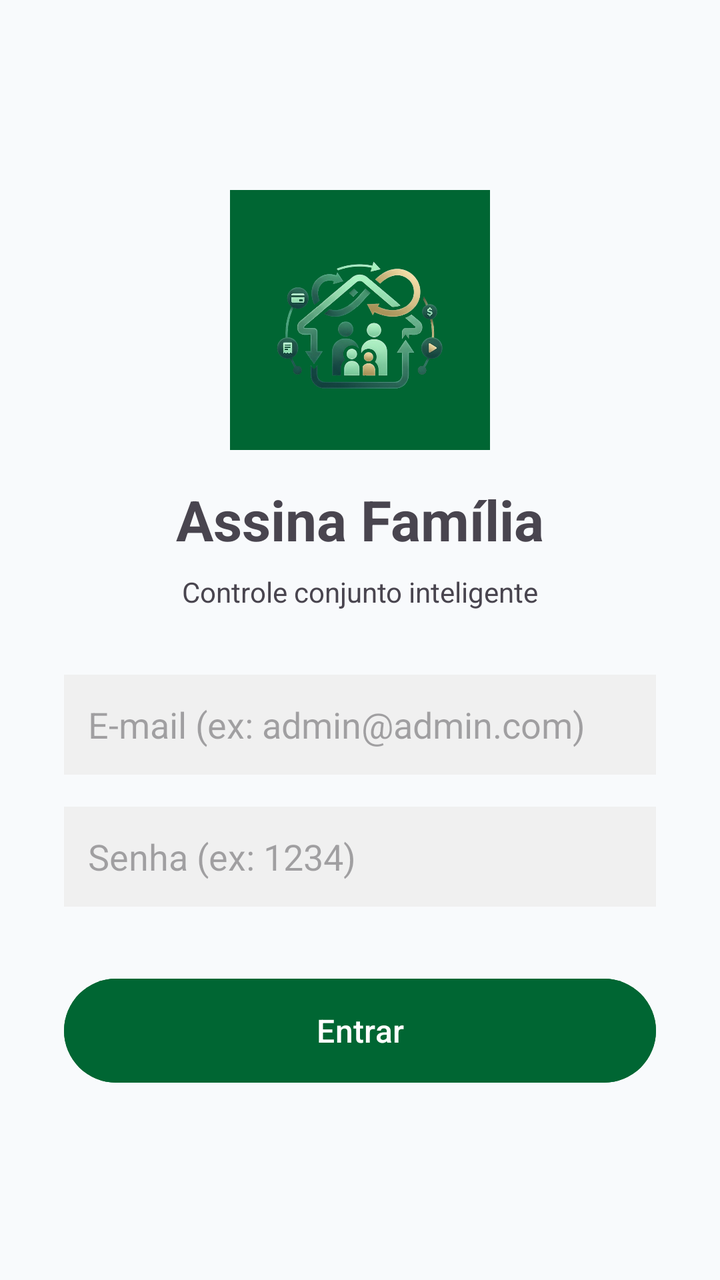
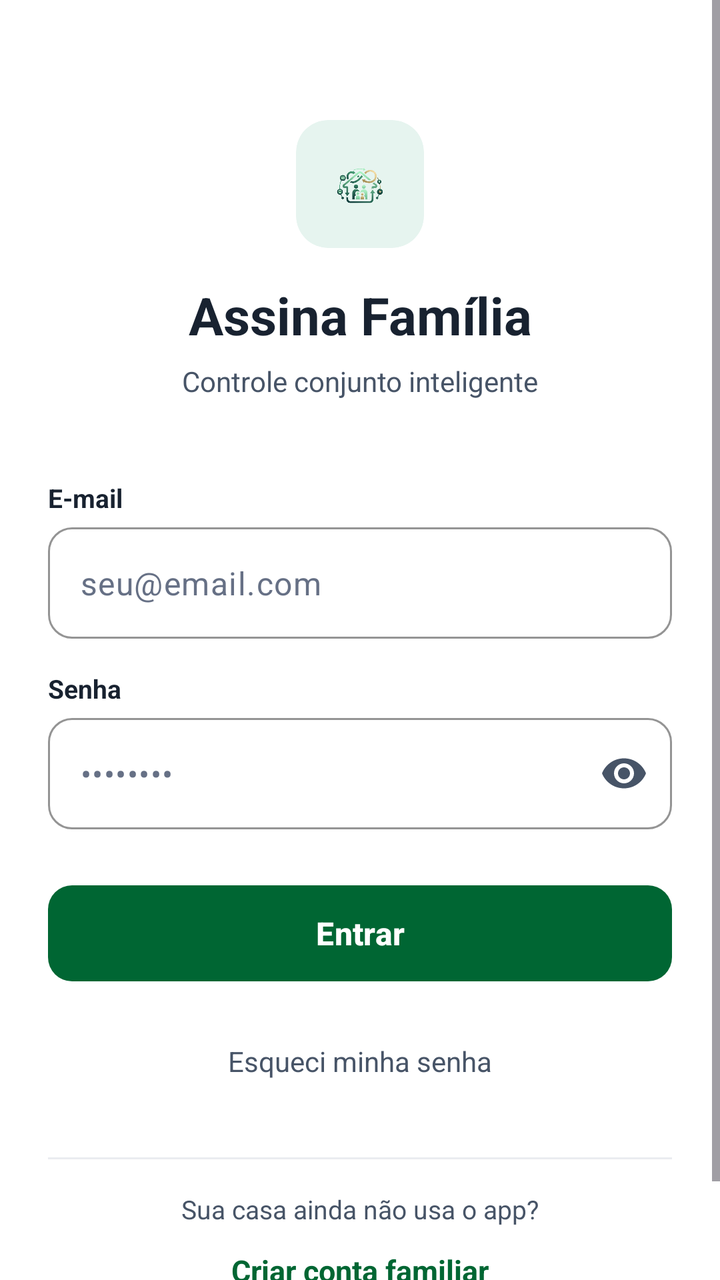

An Android layout rendered at two revisions. The XML below is the earlier revision; the diff shows what the commit changed to produce the second picture.
<!-- AndroidManifest.xml: application theme Theme.AssinaFamilia -->
<!-- res/layout/activity_main.xml -->
<?xml version="1.0" encoding="utf-8"?>
<androidx.constraintlayout.widget.ConstraintLayout xmlns:android="http://schemas.android.com/apk/res/android"
    xmlns:app="http://schemas.android.com/apk/res-auto"
    xmlns:tools="http://schemas.android.com/tools"
    android:layout_width="match_parent"
    android:layout_height="match_parent"
    android:padding="32dp">

    <ImageView
        android:id="@+id/imageView"
        android:layout_width="130dp"
        android:layout_height="130dp"
        android:background="#006633"
        android:src="@drawable/assinalogo"
        app:layout_constraintBottom_toTopOf="@+id/textTitle"
        app:layout_constraintEnd_toEndOf="parent"
        app:layout_constraintStart_toStartOf="parent"
        app:layout_constraintTop_toTopOf="parent"
        app:layout_constraintVertical_chainStyle="packed" />

    <TextView
        android:id="@+id/textTitle"
        android:layout_width="wrap_content"
        android:layout_height="wrap_content"
        android:layout_marginTop="16dp"
        android:text="@string/app_name"
        android:textSize="28sp"
        android:textStyle="bold"
        app:layout_constraintBottom_toTopOf="@+id/textSubtitle"
        app:layout_constraintEnd_toEndOf="parent"
        app:layout_constraintStart_toStartOf="parent"
        app:layout_constraintTop_toBottomOf="@+id/imageView" />

    <TextView
        android:id="@+id/textSubtitle"
        android:layout_width="wrap_content"
        android:layout_height="wrap_content"
        android:layout_marginTop="8dp"
        android:layout_marginBottom="32dp"
        android:text="@string/controle_conjunto_inteligente"
        android:textSize="14sp"
        app:layout_constraintBottom_toTopOf="@+id/editEmail"
        app:layout_constraintEnd_toEndOf="parent"
        app:layout_constraintStart_toStartOf="parent"
        app:layout_constraintTop_toBottomOf="@+id/textTitle" />

    <EditText
        android:id="@+id/editEmail"
        android:layout_width="0dp"
        android:layout_height="50dp"
        android:layout_marginBottom="16dp"
        android:background="#F0F0F0"
        android:hint="@string/e_mail_exemplo"
        android:inputType="textEmailAddress"
        android:padding="12dp"
        app:layout_constraintBottom_toTopOf="@+id/editSenha"
        app:layout_constraintEnd_toEndOf="parent"
        app:layout_constraintStart_toStartOf="parent"
        app:layout_constraintTop_toBottomOf="@+id/textSubtitle" />

    <EditText
        android:id="@+id/editSenha"
        android:layout_width="0dp"
        android:layout_height="50dp"
        android:layout_marginBottom="32dp"
        android:background="#F0F0F0"
        android:hint="@string/senha_exemplo"
        android:inputType="textPassword"
        android:padding="12dp"
        app:layout_constraintBottom_toTopOf="@+id/btnEntrar"
        app:layout_constraintEnd_toEndOf="parent"
        app:layout_constraintStart_toStartOf="parent"
        app:layout_constraintTop_toBottomOf="@+id/editEmail" />

    <Button
        android:id="@+id/btnEntrar"
        android:layout_width="0dp"
        android:layout_height="60dp"
        android:backgroundTint="#006633"
        android:text="@string/btnentrar"
        android:textColor="#FFFFFF"
        android:textSize="16sp"
        app:layout_constraintBottom_toBottomOf="parent"
        app:layout_constraintEnd_toEndOf="parent"
        app:layout_constraintStart_toStartOf="parent"
        app:layout_constraintTop_toBottomOf="@+id/editSenha" />

</androidx.constraintlayout.widget.ConstraintLayout>
<!-- resources referenced by this layout -->
<resources>
  <!-- drawable assinalogo: png bitmap (drawable, 921009 bytes) -->
  <string name="app_name">Assina Família</string>
  <string name="btnentrar">Entrar</string>
  <string name="controle_conjunto_inteligente">Controle conjunto inteligente</string>
  <string name="e_mail_exemplo">E-mail (ex: admin@admin.com)</string>
  <string name="senha_exemplo">Senha (ex: 1234)</string>
  <style name="Theme.AssinaFamilia" parent="Base.Theme.AssinaFamilia" />
  <style name="Base.Theme.AssinaFamilia" parent="Theme.Material3.Light.NoActionBar">
          <item name="colorPrimary">@color/cor_verde_escuro</item>
          <item name="colorOnPrimary">@color/white</item>
          <item name="colorPrimaryContainer">@color/cor_verde_claro</item>
          <item name="colorOnPrimaryContainer">@color/cor_verde_escuro</item>
          <item name="colorSecondary">@color/cor_verde_primario</item>
          <item name="colorOnSecondary">@color/white</item>
          <item name="colorSecondaryContainer">@color/cor_verde_claro</item>
          <item name="colorOnSecondaryContainer">@color/cor_verde_primario</item>
          <item name="colorTertiary">@color/cor_terciaria</item>
          <item name="colorOnTertiary">@color/white</item>
          <item name="colorTertiaryContainer">@color/cor_selo_membro_fundo</item>
          <item name="colorOnTertiaryContainer">@color/cor_selo_membro</item>
          <item name="android:colorBackground">@color/cor_fundo_tela</item>
          <item name="colorOnBackground">@color/cor_texto_primario</item>
          <item name="colorSurface">@color/cor_fundo_cartao</item>
          <item name="colorOnSurface">@color/cor_texto_primario</item>
          <item name="colorSurfaceVariant">@color/cor_fundo_secundario</item>
          <item name="colorOnSurfaceVariant">@color/cor_texto_secundario</item>
          <item name="colorOutline">@color/cor_borda_sutil</item>
          <item name="colorError">@color/cor_status_atrasado</item>
          <item name="colorOnError">@color/white</item>
          <item name="colorErrorContainer">@color/cor_status_atrasado_fundo</item>
          <item name="colorOnErrorContainer">@color/cor_status_atrasado</item>
          <item name="android:statusBarColor">@color/cor_fundo_tela</item>
          <item name="android:windowLightStatusBar">true</item>
      </style>
  <color name="cor_verde_escuro">#006633</color>
  <color name="white">#FFFFFFFF</color>
  <color name="cor_verde_claro">#E6F4EF</color>
  <color name="cor_verde_primario">#00805A</color>
  <color name="cor_terciaria">#0284C7</color>
  <color name="cor_selo_membro_fundo">#EFF8FF</color>
  <color name="cor_selo_membro">#175CD3</color>
  <color name="cor_fundo_tela">#F8FAFC</color>
  <color name="cor_texto_primario">#182230</color>
  <color name="cor_fundo_cartao">#FFFFFF</color>
  <color name="cor_fundo_secundario">#EEF2F6</color>
  <color name="cor_texto_secundario">#475467</color>
  <color name="cor_borda_sutil">#EAECF0</color>
  <color name="cor_status_atrasado">#D32F2F</color>
  <color name="cor_status_atrasado_fundo">#FFEBEE</color>
</resources>

<!-- the commit's change to res/layout/activity_main.xml (unified diff, before → after) -->
@@ -1,88 +1,231 @@
-<?xml version="1.0" encoding="utf-8"?>
-<androidx.constraintlayout.widget.ConstraintLayout xmlns:android="http://schemas.android.com/apk/res/android"
+<ScrollView xmlns:android="http://schemas.android.com/apk/res/android"
     xmlns:app="http://schemas.android.com/apk/res-auto"
-    xmlns:tools="http://schemas.android.com/tools"
     android:layout_width="match_parent"
     android:layout_height="match_parent"
-    android:padding="32dp">
-
-    <ImageView
-        android:id="@+id/imageView"
-        android:layout_width="130dp"
-        android:layout_height="130dp"
-        android:background="#006633"
-        android:src="@drawable/assinalogo"
-        app:layout_constraintBottom_toTopOf="@+id/textTitle"
-        app:layout_constraintEnd_toEndOf="parent"
-        app:layout_constraintStart_toStartOf="parent"
-        app:layout_constraintTop_toTopOf="parent"
-        app:layout_constraintVertical_chainStyle="packed" />
-
-    <TextView
-        android:id="@+id/textTitle"
-        android:layout_width="wrap_content"
+    android:background="@color/cor_fundo_cartao"
+    android:fillViewport="true">
+
+    <androidx.constraintlayout.widget.ConstraintLayout
+        android:layout_width="match_parent"
         android:layout_height="wrap_content"
-        android:layout_marginTop="16dp"
-        android:text="@string/app_name"
-        android:textSize="28sp"
-        android:textStyle="bold"
-        app:layout_constraintBottom_toTopOf="@+id/textSubtitle"
-        app:layout_constraintEnd_toEndOf="parent"
-        app:layout_constraintStart_toStartOf="parent"
-        app:layout_constraintTop_toBottomOf="@+id/imageView" />
-
-    <TextView
-        android:id="@+id/textSubtitle"
-        android:layout_width="wrap_content"
-        android:layout_height="wrap_content"
-        android:layout_marginTop="8dp"
-        android:layout_marginBottom="32dp"
-        android:text="@string/controle_conjunto_inteligente"
-        android:textSize="14sp"
-        app:layout_constraintBottom_toTopOf="@+id/editEmail"
-        app:layout_constraintEnd_toEndOf="parent"
-        app:layout_constraintStart_toStartOf="parent"
-        app:layout_constraintTop_toBottomOf="@+id/textTitle" />
-
-    <EditText
-        android:id="@+id/editEmail"
-        android:layout_width="0dp"
-        android:layout_height="50dp"
-        android:layout_marginBottom="16dp"
-        android:background="#F0F0F0"
-        android:hint="@string/e_mail_exemplo"
-        android:inputType="textEmailAddress"
-        android:padding="12dp"
-        app:layout_constraintBottom_toTopOf="@+id/editSenha"
-        app:layout_constraintEnd_toEndOf="parent"
-        app:layout_constraintStart_toStartOf="parent"
-        app:layout_constraintTop_toBottomOf="@+id/textSubtitle" />
-
-    <EditText
-        android:id="@+id/editSenha"
-        android:layout_width="0dp"
-        android:layout_height="50dp"
-        android:layout_marginBottom="32dp"
-        android:background="#F0F0F0"
-        android:hint="@string/senha_exemplo"
-        android:inputType="textPassword"
-        android:padding="12dp"
-        app:layout_constraintBottom_toTopOf="@+id/btnEntrar"
-        app:layout_constraintEnd_toEndOf="parent"
-        app:layout_constraintStart_toStartOf="parent"
-        app:layout_constraintTop_toBottomOf="@+id/editEmail" />
-
-    <Button
-        android:id="@+id/btnEntrar"
-        android:layout_width="0dp"
-        android:layout_height="60dp"
-        android:backgroundTint="#006633"
-        android:text="@string/btnentrar"
-        android:textColor="#FFFFFF"
-        android:textSize="16sp"
-        app:layout_constraintBottom_toBottomOf="parent"
-        app:layout_constraintEnd_toEndOf="parent"
-        app:layout_constraintStart_toStartOf="parent"
-        app:layout_constraintTop_toBottomOf="@+id/editSenha" />
-
-</androidx.constraintlayout.widget.ConstraintLayout>
+        android:padding="24dp">
+
+        <com.google.android.material.card.MaterialCardView
+            android:id="@+id/cardLogo"
+            android:layout_width="64dp"
+            android:layout_height="64dp"
+            android:layout_marginTop="36dp"
+            app:cardBackgroundColor="@color/cor_verde_claro"
+            app:cardCornerRadius="16dp"
+            app:cardElevation="0dp"
+            app:layout_constraintEnd_toEndOf="parent"
+            app:layout_constraintStart_toStartOf="parent"
+            app:layout_constraintTop_toTopOf="parent"
+            app:strokeWidth="0dp">
+
+            <ImageView
+                android:id="@+id/imgLogo"
+                android:layout_width="36dp"
+                android:layout_height="36dp"
+                android:layout_gravity="center"
+                android:contentDescription="@string/desc_logo_app"
+                android:src="@drawable/assinalogo" />
+
+        </com.google.android.material.card.MaterialCardView>
+
+        <TextView
+            android:id="@+id/txtTitulo"
+            android:layout_width="wrap_content"
+            android:layout_height="wrap_content"
+            android:layout_marginTop="16dp"
+            android:text="@string/app_name"
+            android:textColor="@color/cor_texto_primario"
+            android:textSize="26sp"
+            android:textStyle="bold"
+            app:layout_constraintEnd_toEndOf="parent"
+            app:layout_constraintStart_toStartOf="parent"
+            app:layout_constraintTop_toBottomOf="@id/cardLogo" />
+
+        <TextView
+            android:id="@+id/txtSubtitulo"
+            android:layout_width="wrap_content"
+            android:layout_height="wrap_content"
+            android:layout_marginTop="6dp"
+            android:text="@string/controle_conjunto_inteligente"
+            android:textColor="@color/cor_texto_secundario"
+            android:textSize="14sp"
+            app:layout_constraintEnd_toEndOf="parent"
+            app:layout_constraintStart_toStartOf="parent"
+            app:layout_constraintTop_toBottomOf="@id/txtTitulo" />
+
+        <TextView
+            android:id="@+id/txtRotuloEmail"
+            android:layout_width="0dp"
+            android:layout_height="wrap_content"
+            android:layout_marginTop="40dp"
+            android:text="@string/dica_email"
+            android:textColor="@color/cor_texto_primario"
+            android:textSize="13sp"
+            android:textStyle="bold"
+            app:layout_constraintEnd_toEndOf="parent"
+            app:layout_constraintStart_toStartOf="parent"
+            app:layout_constraintTop_toBottomOf="@id/txtSubtitulo" />
+
+        <com.google.android.material.textfield.TextInputLayout
+            android:id="@+id/tilEmail"
+            style="@style/Widget.Material3.TextInputLayout.OutlinedBox"
+            android:layout_width="0dp"
+            android:layout_height="wrap_content"
+            android:layout_marginTop="6dp"
+            app:boxCornerRadiusBottomEnd="12dp"
+            app:boxCornerRadiusBottomStart="12dp"
+            app:boxCornerRadiusTopEnd="12dp"
+            app:boxCornerRadiusTopStart="12dp"
+            app:boxStrokeColor="@color/cor_borda_sutil"
+            app:hintEnabled="false"
+            app:layout_constraintEnd_toEndOf="parent"
+            app:layout_constraintStart_toStartOf="parent"
+            app:layout_constraintTop_toBottomOf="@id/txtRotuloEmail">
+
+            <com.google.android.material.textfield.TextInputEditText
+                android:id="@+id/edtEmail"
+                android:layout_width="match_parent"
+                android:layout_height="wrap_content"
+                android:hint="@string/dica_email_placeholder"
+                android:inputType="textEmailAddress"
+                android:textColor="@color/cor_texto_primario"
+                android:textColorHint="@color/cor_texto_apoio" />
+
+        </com.google.android.material.textfield.TextInputLayout>
+
+        <TextView
+            android:id="@+id/txtRotuloSenha"
+            android:layout_width="0dp"
+            android:layout_height="wrap_content"
+            android:layout_marginTop="16dp"
+            android:text="@string/dica_senha"
+            android:textColor="@color/cor_texto_primario"
+            android:textSize="13sp"
+            android:textStyle="bold"
+            app:layout_constraintEnd_toEndOf="parent"
+            app:layout_constraintStart_toStartOf="parent"
+            app:layout_constraintTop_toBottomOf="@id/tilEmail" />
+
+        <com.google.android.material.textfield.TextInputLayout
+            android:id="@+id/tilSenha"
+            style="@style/Widget.Material3.TextInputLayout.OutlinedBox"
+            android:layout_width="0dp"
+            android:layout_height="wrap_content"
+            android:layout_marginTop="6dp"
+            app:boxCornerRadiusBottomEnd="12dp"
+            app:boxCornerRadiusBottomStart="12dp"
+            app:boxCornerRadiusTopEnd="12dp"
+            app:boxCornerRadiusTopStart="12dp"
+            app:boxStrokeColor="@color/cor_borda_sutil"
+            app:endIconMode="password_toggle"
+            app:hintEnabled="false"
+            app:layout_constraintEnd_toEndOf="parent"
+            app:layout_constraintStart_toStartOf="parent"
+            app:layout_constraintTop_toBottomOf="@id/txtRotuloSenha">
+
+            <com.google.android.material.textfield.TextInputEditText
+                android:id="@+id/edtSenha"
+                android:layout_width="match_parent"
+                android:layout_height="wrap_content"
+                android:hint="@string/dica_senha_placeholder"
+                android:inputType="textPassword"
+                android:textColor="@color/cor_texto_primario"
+                android:textColorHint="@color/cor_texto_apoio" />
+
+        </com.google.android.material.textfield.TextInputLayout>
+
+        <com.google.android.material.button.MaterialButton
+            android:id="@+id/btnEntrar"
+            android:layout_width="0dp"
+            android:layout_height="56dp"
+            android:layout_marginTop="24dp"
+            android:text="@string/acao_entrar"
+            android:textColor="@color/white"
+            android:textSize="16sp"
+            android:textStyle="bold"
+            app:backgroundTint="@color/cor_verde_escuro"
+            app:cornerRadius="12dp"
+            app:layout_constraintEnd_toEndOf="parent"
+            app:layout_constraintStart_toStartOf="parent"
+            app:layout_constraintTop_toBottomOf="@id/tilSenha" />
+
+        <ProgressBar
+            android:id="@+id/pbCarregando"
+            android:layout_width="32dp"
+            android:layout_height="32dp"
+            android:layout_marginTop="12dp"
+            android:visibility="gone"
+            app:layout_constraintEnd_toEndOf="parent"
+            app:layout_constraintStart_toStartOf="parent"
+            app:layout_constraintTop_toBottomOf="@id/btnEntrar" />
+
+        <TextView
+            android:id="@+id/txtEsqueciSenha"
+            android:layout_width="0dp"
+            android:layout_height="wrap_content"
+            android:layout_marginTop="12dp"
+            android:clickable="true"
+            android:focusable="true"
+            android:gravity="center"
+            android:minHeight="48dp"
+            android:paddingHorizontal="12dp"
+            android:text="@string/acao_esqueci_senha"
+            android:textColor="@color/cor_texto_secundario"
+            android:textSize="14sp"
+            app:layout_constraintEnd_toEndOf="parent"
+            app:layout_constraintStart_toStartOf="parent"
+            app:layout_constraintTop_toBottomOf="@id/pbCarregando" />
+
+        <View
+            android:id="@+id/divisorRodape"
+            android:layout_width="0dp"
+            android:layout_height="1dp"
+            android:layout_marginTop="24dp"
+            android:layout_marginBottom="16dp"
+            android:background="@color/cor_borda_sutil"
+            app:layout_constraintBottom_toTopOf="@id/txtSemConta"
+            app:layout_constraintEnd_toEndOf="parent"
+            app:layout_constraintStart_toStartOf="parent"
+            app:layout_constraintTop_toBottomOf="@id/txtEsqueciSenha"
+            app:layout_constraintVertical_bias="1.0" />
+
+        <TextView
+            android:id="@+id/txtSemConta"
+            android:layout_width="0dp"
+            android:layout_height="wrap_content"
+            android:gravity="center"
+            android:text="@string/texto_sem_conta"
+            android:textColor="@color/cor_texto_secundario"
+            android:textSize="13sp"
+            app:layout_constraintBottom_toTopOf="@id/txtCriarConta"
+            app:layout_constraintEnd_toEndOf="parent"
+            app:layout_constraintStart_toStartOf="parent" />
+
+        <TextView
+            android:id="@+id/txtCriarConta"
+            android:layout_width="wrap_content"
+            android:layout_height="wrap_content"
+            android:layout_marginBottom="8dp"
+            android:clickable="true"
+            android:focusable="true"
+            android:gravity="center"
+            android:minHeight="48dp"
+            android:paddingHorizontal="12dp"
+            android:paddingTop="4dp"
+            android:paddingBottom="8dp"
+            android:text="@string/acao_criar_conta_familiar"
+            android:textColor="@color/cor_verde_escuro"
+            android:textSize="15sp"
+            android:textStyle="bold"
+            app:layout_constraintBottom_toBottomOf="parent"
+            app:layout_constraintEnd_toEndOf="parent"
+            app:layout_constraintStart_toStartOf="parent" />
+
+    </androidx.constraintlayout.widget.ConstraintLayout>
+
+</ScrollView>
<!-- resource entries referenced after the edit -->
@@ -1,11 +1,17 @@
 <!-- resources referenced by this layout -->
 <resources>
   <!-- drawable assinalogo: png bitmap (drawable, 921009 bytes) -->
+  <string name="acao_criar_conta_familiar">Criar conta familiar</string>
+  <string name="acao_entrar">Entrar</string>
+  <string name="acao_esqueci_senha">Esqueci minha senha</string>
   <string name="app_name">Assina Família</string>
-  <string name="btnentrar">Entrar</string>
   <string name="controle_conjunto_inteligente">Controle conjunto inteligente</string>
-  <string name="e_mail_exemplo">E-mail (ex: admin@admin.com)</string>
-  <string name="senha_exemplo">Senha (ex: 1234)</string>
+  <string name="desc_logo_app">Logotipo do Assina Família</string>
+  <string name="dica_email">E-mail</string>
+  <string name="dica_email_placeholder">seu@email.com</string>
+  <string name="dica_senha">Senha</string>
+  <string name="dica_senha_placeholder">••••••••</string>
+  <string name="texto_sem_conta">Sua casa ainda não usa o app?</string>
   <style name="Theme.AssinaFamilia" parent="Base.Theme.AssinaFamilia" />
   <style name="Base.Theme.AssinaFamilia" parent="Theme.Material3.Light.NoActionBar">
           <item name="colorPrimary">@color/cor_verde_escuro</item>
@@ -44,6 +50,7 @@
   <color name="cor_fundo_tela">#F8FAFC</color>
   <color name="cor_texto_primario">#182230</color>
   <color name="cor_fundo_cartao">#FFFFFF</color>
+  <color name="cor_texto_apoio">#667085</color>
   <color name="cor_fundo_secundario">#EEF2F6</color>
   <color name="cor_texto_secundario">#475467</color>
   <color name="cor_borda_sutil">#EAECF0</color>
